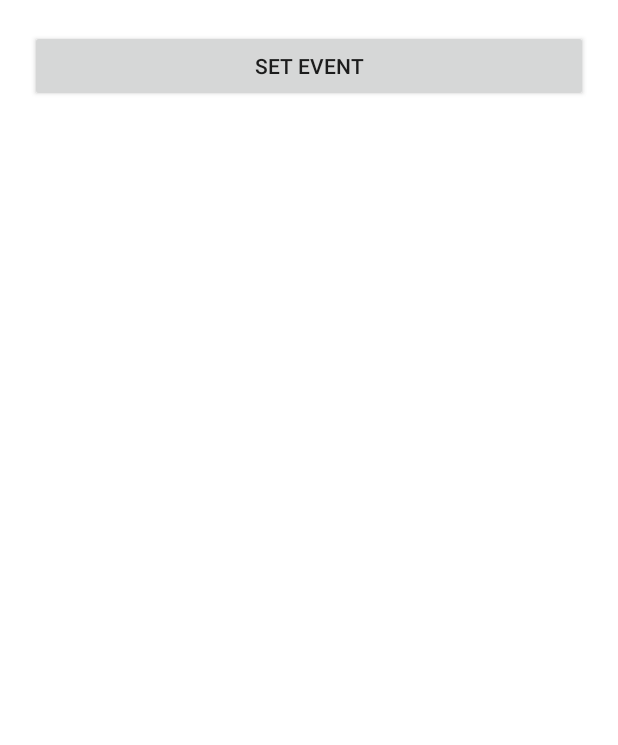
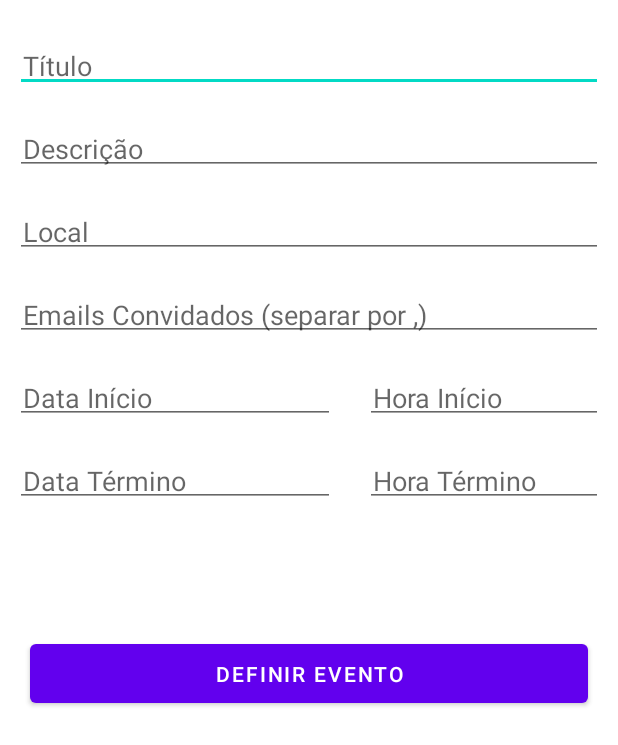
Before and after one commit to BrunoGambaRocha/KotlinPracticeNativeCalendar, an Android app: the layout activity_main.xml on its own in the app's theme, with its tools: preview values and no code run, on a phone screen of 412 x 824 dp. Shown: the top 745 px of the screen. Run offline under Robolectric (Android 15) with nearby library versions, the phone set to English and light mode, and no system bars.

Commit message:
practise project

```diff
--- a/app/build.gradle
+++ b/app/build.gradle
@@ -8,7 +8,7 @@ android {
     buildToolsVersion "30.0.3"
 
     defaultConfig {
-        applicationId "br.com.brunoti.cursos.dio.kotlinbasenativoagenda"
+        applicationId "br.com.brunoti.cursos.dio.kotlinpractisenativecalendar"
         minSdkVersion 23
         targetSdkVersion 30
         versionCode 1
@@ -30,6 +30,9 @@ android {
     kotlinOptions {
         jvmTarget = '1.8'
     }
+    buildFeatures {
+        viewBinding = true
+    }
 }
 
 dependencies {
--- a/app/src/main/res/layout/activity_main.xml
+++ b/app/src/main/res/layout/activity_main.xml
@@ -1,6 +1,5 @@
 <?xml version="1.0" encoding="utf-8"?>
-<LinearLayout
-    xmlns:android="http://schemas.android.com/apk/res/android"
+<LinearLayout xmlns:android="http://schemas.android.com/apk/res/android"
     xmlns:app="http://schemas.android.com/apk/res-auto"
     xmlns:tools="http://schemas.android.com/tools"
     android:layout_width="match_parent"
@@ -8,12 +7,117 @@
     android:orientation="vertical"
     tools:context=".MainActivity">
 
-    <androidx.appcompat.widget.AppCompatButton
-        android:id="@+id/set_event"
+    <EditText
+        android:id="@+id/edtTitle"
         android:layout_width="match_parent"
         android:layout_height="wrap_content"
-        android:text="Set Event"
+        android:layout_marginLeft="10dp"
+        android:layout_marginTop="26dp"
+        android:layout_marginRight="10dp"
+        android:layout_marginBottom="10dp"
+        android:hint="@string/txtTitle"
+        android:inputType="text"
+        android:padding="5dp" />
+
+    <EditText
+        android:id="@+id/edtDescription"
+        android:layout_width="match_parent"
+        android:layout_height="wrap_content"
+        android:layout_margin="10dp"
+        android:hint="@string/txtDescription"
+        android:inputType="text"
+        android:padding="5dp" />
+
+    <EditText
+        android:id="@+id/edtPlace"
+        android:layout_width="match_parent"
+        android:layout_height="wrap_content"
+        android:layout_margin="10dp"
+        android:hint="@string/txtPlace"
+        android:inputType="text"
+        android:padding="5dp" />
+
+    <EditText
+        android:id="@+id/edtGuestEmail"
+        android:layout_width="match_parent"
+        android:layout_height="wrap_content"
+        android:layout_margin="10dp"
+        android:hint="@string/txtGuestEmail"
+        android:inputType="textEmailAddress"
+        android:padding="5dp" />
+
+    <LinearLayout
+        android:layout_width="match_parent"
+        android:layout_height="wrap_content"
+        android:orientation="horizontal">
+
+        <EditText
+            android:id="@+id/edtStartDate"
+            android:layout_width="wrap_content"
+            android:layout_height="wrap_content"
+            android:layout_margin="10dp"
+            android:ems="10"
+            android:hint="@string/txtStartDate"
+            android:inputType="text"
+            android:padding="5dp" />
+
+        <EditText
+            android:id="@+id/edtStartTime"
+            android:layout_width="wrap_content"
+            android:layout_height="wrap_content"
+            android:layout_margin="10dp"
+            android:ems="10"
+            android:hint="@string/txtStartTime"
+            android:inputType="text"
+            android:padding="5dp" />
+
+    </LinearLayout>
+
+    <LinearLayout
+        android:layout_width="match_parent"
+        android:layout_height="wrap_content"
+        android:orientation="horizontal">
+
+        <EditText
+            android:id="@+id/edtEndDate"
+            android:layout_width="wrap_content"
+            android:layout_height="wrap_content"
+            android:layout_margin="10dp"
+            android:ems="10"
+            android:hint="@string/txtEndDate"
+            android:inputType="text"
+            android:padding="5dp" />
+
+        <EditText
+            android:id="@+id/edtEndTime"
+            android:layout_width="wrap_content"
+            android:layout_height="wrap_content"
+            android:layout_margin="10dp"
+            android:ems="10"
+            android:hint="@string/txtEndTime"
+            android:inputType="text"
+            android:padding="5dp" />
+
+    </LinearLayout>
+
+    <EditText
+        android:visibility="invisible"
+        android:id="@+id/edtReminder"
+        android:layout_width="match_parent"
+        android:layout_height="wrap_content"
+        android:layout_margin="10dp"
+        android:ems="10"
+        android:text="15"
+        android:hint="@string/txtReminder"
+        android:inputType="number"
+        android:padding="5dp" />
+
+    <com.google.android.material.button.MaterialButton
+        android:id="@+id/btnSetEvent"
+        android:layout_width="match_parent"
+        android:layout_height="wrap_content"
         android:layout_margin="20dp"
-        android:padding="10dp" />
+        android:padding="10dp"
+        android:text="@string/txtSetEvent" />
 
 </LinearLayout>
--- a/app/src/main/res/values-night/themes.xml
+++ b/app/src/main/res/values-night/themes.xml
@@ -1,6 +1,6 @@
 <resources xmlns:tools="http://schemas.android.com/tools">
     <!-- Base application theme. -->
-    <style name="Theme.KotlinBaseNativoAgenda" parent="Theme.MaterialComponents.DayNight.DarkActionBar">
+    <style name="Theme.KotlinPractiseNativeCalendar" parent="Theme.MaterialComponents.DayNight.DarkActionBar">
         <!-- Primary brand color. -->
         <item name="colorPrimary">@color/purple_200</item>
         <item name="colorPrimaryVariant">@color/purple_700</item>
--- a/app/src/main/res/values/strings.xml
+++ b/app/src/main/res/values/strings.xml
@@ -1,3 +1,13 @@
 <resources>
-    <string name="app_name">Kotlin Base Nativo Agenda</string>
+    <string name="app_name">Kotlin Practise Native Calendar</string>
+    <string name="txtTitle">Título</string>
+    <string name="txtDescription">Descrição</string>
+    <string name="txtPlace">Local</string>
+    <string name="txtGuestEmail">Emails Convidados (separar por ,)</string>
+    <string name="txtStartDate">Data Início</string>
+    <string name="txtStartTime">Hora Início</string>
+    <string name="txtEndDate">Data Término</string>
+    <string name="txtEndTime">Hora Término</string>
+    <string name="txtReminder">Lembrete (minutos)</string>
+    <string name="txtSetEvent">Definir Evento</string>
 </resources>
--- a/app/src/main/res/values/themes.xml
+++ b/app/src/main/res/values/themes.xml
@@ -1,6 +1,6 @@
 <resources xmlns:tools="http://schemas.android.com/tools">
     <!-- Base application theme. -->
-    <style name="Theme.KotlinBaseNativoAgenda" parent="Theme.MaterialComponents.DayNight.DarkActionBar">
+    <style name="Theme.KotlinPractiseNativeCalendar" parent="Theme.MaterialComponents.DayNight.DarkActionBar">
         <!-- Primary brand color. -->
         <item name="colorPrimary">@color/purple_500</item>
         <item name="colorPrimaryVariant">@color/purple_700</item>
--- a/settings.gradle
+++ b/settings.gradle
@@ -1,2 +1,2 @@
-rootProject.name = "Kotlin Base Nativo Agenda"
+rootProject.name = "Kotlin Practise Native Calendar"
 include ':app'
```
Also changed, not shown: app/src/main/AndroidManifest.xml (+6 -2 lines), app/src/main/java/br/com/brunoti/cursos/dio/kotlinbasenativoagenda/MainActivity.kt (deleted, +0 -29 lines), app/src/main/java/br/com/brunoti/cursos/dio/kotlinpractisenativecalendar/MainActivity.kt (added, +67 -0 lines), 7 other files.
